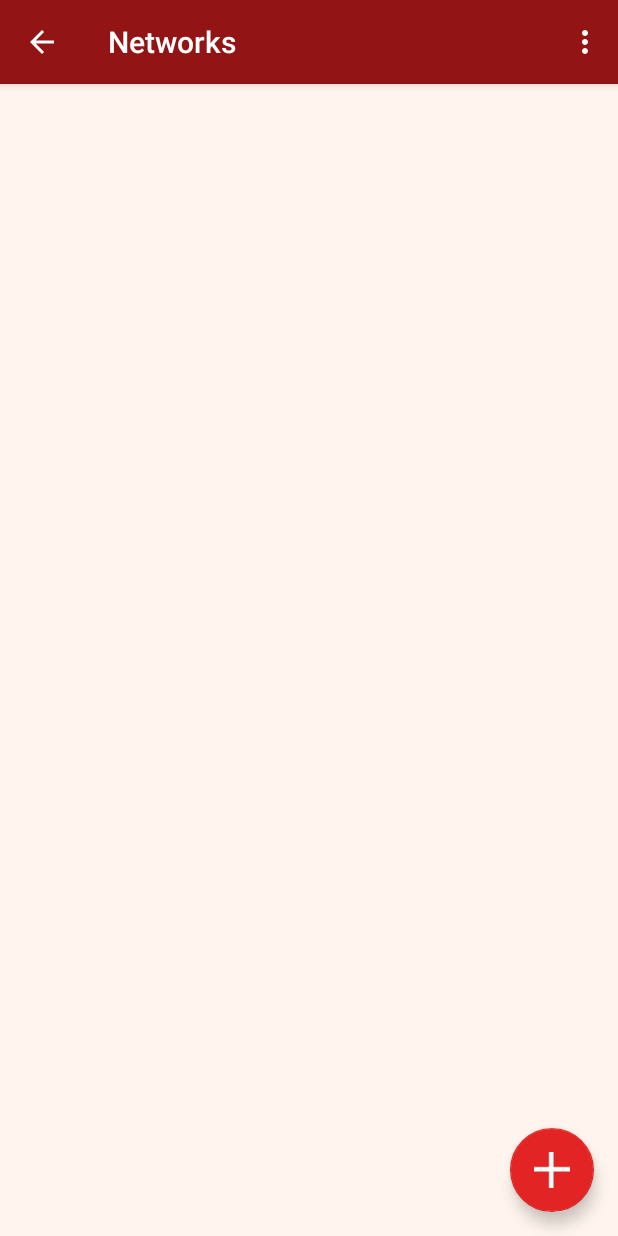
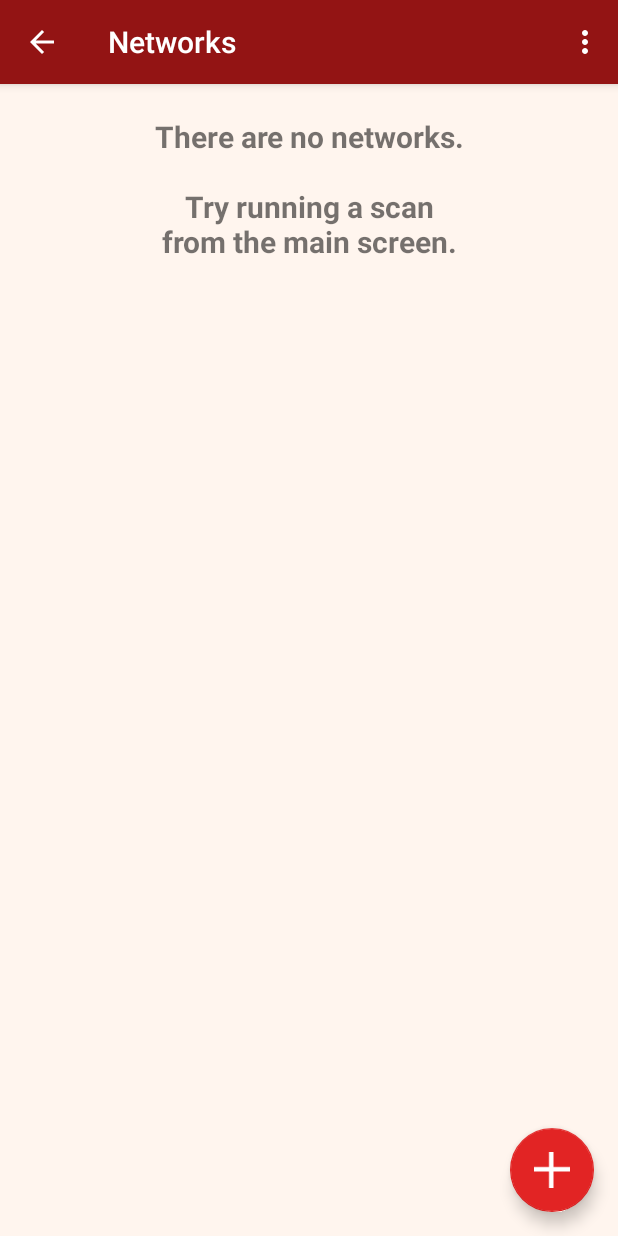
Before and after one commit to ShawnBaker/RPiCameraViewer, an Android app: the screen it shows after launch (NetworksActivity), in the options menu, after a tap on "Networks", on a phone screen of 412 x 824 dp. Run offline under Robolectric (Android 15) with nearby library versions, the light colour scheme and no system bars; 3 statements that could not run were skipped.

Commit message:
Added messages for no cameras and no networks.

```diff
--- a/app/src/main/res/values/strings.xml
+++ b/app/src/main/res/values/strings.xml
@@ -67,6 +67,8 @@
     <string name="network">Network</string>
     <string name="networks">Networks</string>
     <string name="no">No</string>
+    <string name="no_cameras">There are no cameras.\n\nTry running a scan.</string>
+    <string name="no_networks">There are no networks.\n\nTry running a scan\nfrom the main screen.</string>
     <string name="num_new_cameras_found" formatted="false">Number of new cameras found: %d</string>
     <string name="ok">OK</string>
     <string name="ok_to_delete_all_cameras">Are you sure you want to delete all the cameras?</string>
```
